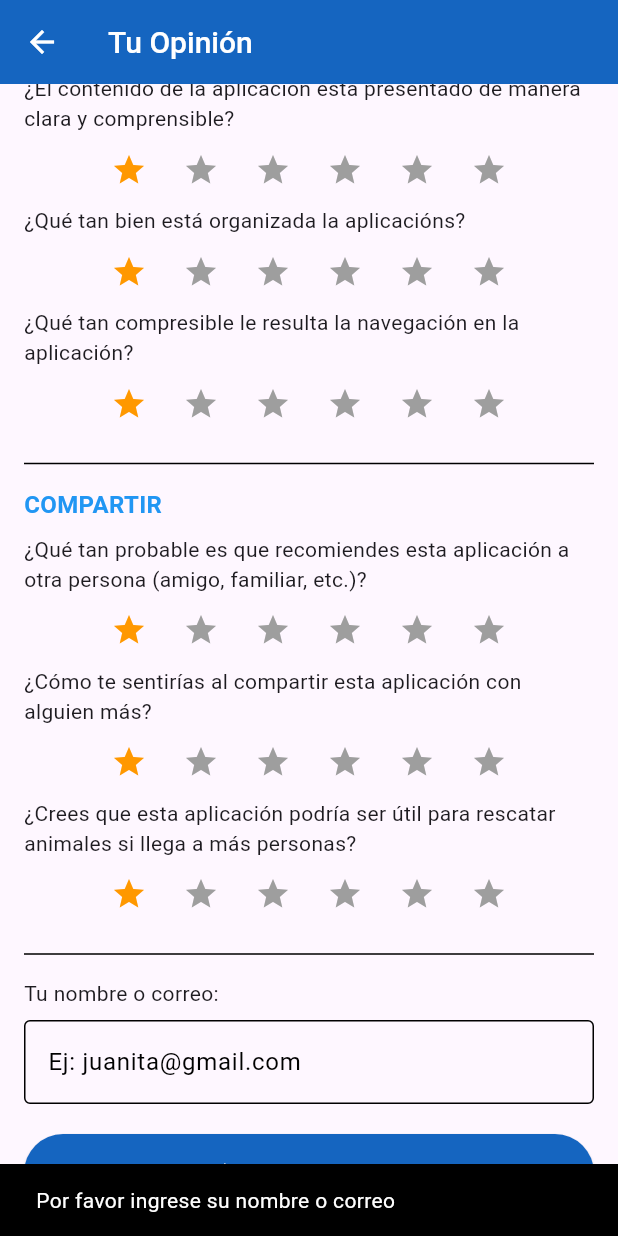
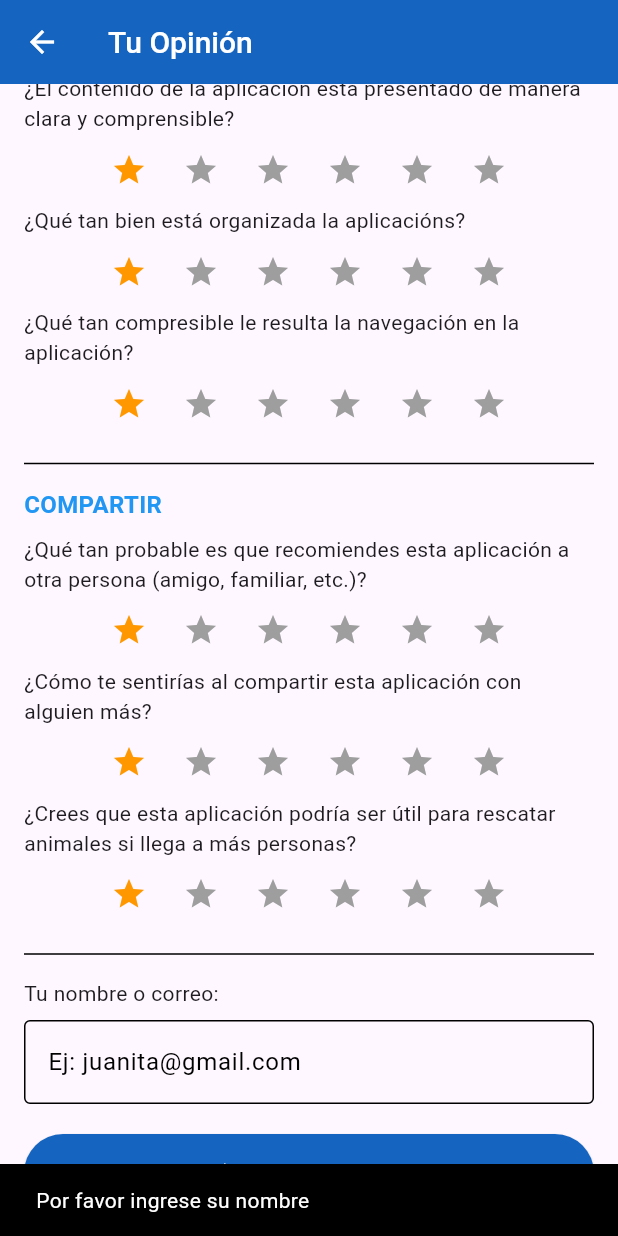
Before and after one commit to XxFabiX/HappyPets, a Flutter app: the FeedbackPage screen opened by its route, scrolled down 576 dp, after a tap on "Enviar opinión", on a phone screen of 412 x 824 dp. Run offline on Flutter 3.47's test engine with Material 3 defaults, Android fonts, the light colour scheme and no system bars; our stand-ins replace image_picker, shared_preferences, sqflite; accounts and stored records are empty.

```diff
--- a/lib/pages/feedback.dart
+++ b/lib/pages/feedback.dart
@@ -205,7 +205,7 @@ class _FeedbackPageState extends State<FeedbackPage> {
     final name = _nameController.text.trim();
     if (name.isEmpty) {
       ScaffoldMessenger.of(context).showSnackBar(
-        const SnackBar(content: Text('Por favor ingrese su nombre o correo')),
+        const SnackBar(content: Text('Por favor ingrese su nombre')),
       );
       return;
     }
```
Also changed, not shown: assets/diagramas/DiagramaDeEntrada.jpg (added), assets/diagramas/DiagramaDeFlujoPrincipal.drawio.png (added), 2 other files.
